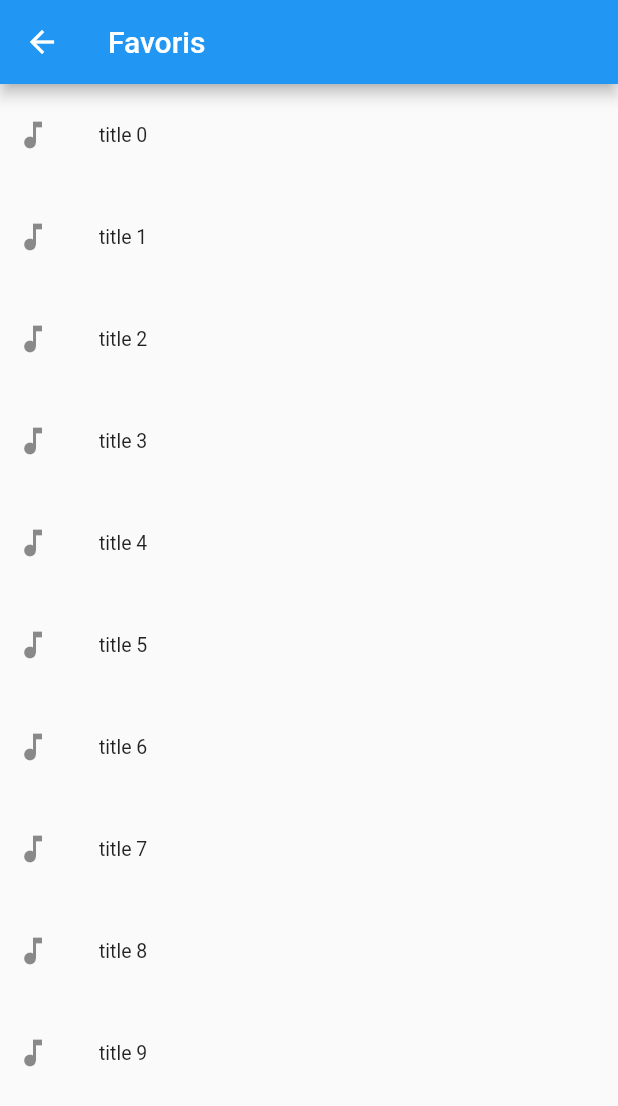
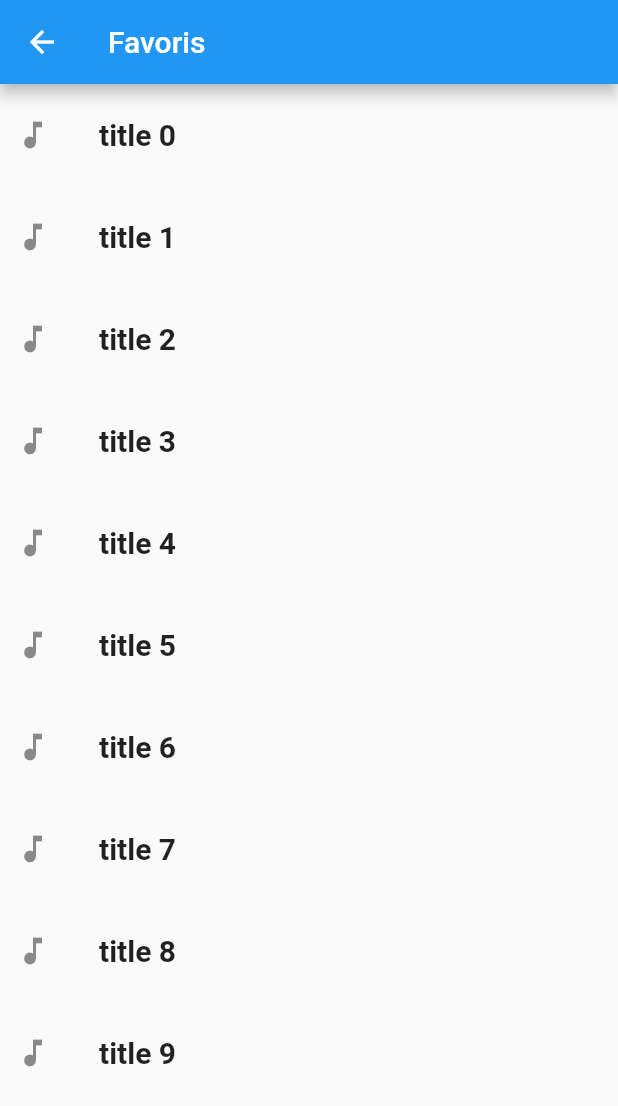
Before and after one commit to ilyasbelfar/TDM_TP_Finale_With_Fluter, a Flutter app: the FavorisScreen screen opened directly, on a phone screen of 412 x 824 dp. Shown: the top 1106 px of the screen. Run offline on Flutter 3.47's test engine with Material 2 defaults, Android fonts, the phone set to English and light mode, and no system bars; our stand-ins replace file_picker, permission_handler.

Commit message:
Update main.dart

```diff
--- a/lib/main.dart
+++ b/lib/main.dart
@@ -20,7 +20,7 @@ class FavorisScreen extends StatelessWidget {
           itemCount :  10,
           itemBuilder: (BuildContext context, int index) {
             return ListTile(
-              title: Text("title $index"),
+              title: Text("title $index", style: TextStyle(fontWeight: FontWeight.bold, fontSize: 20),),
               leading: Icon(Icons.music_note),
               isThreeLine: false,
               dense: true,
```
